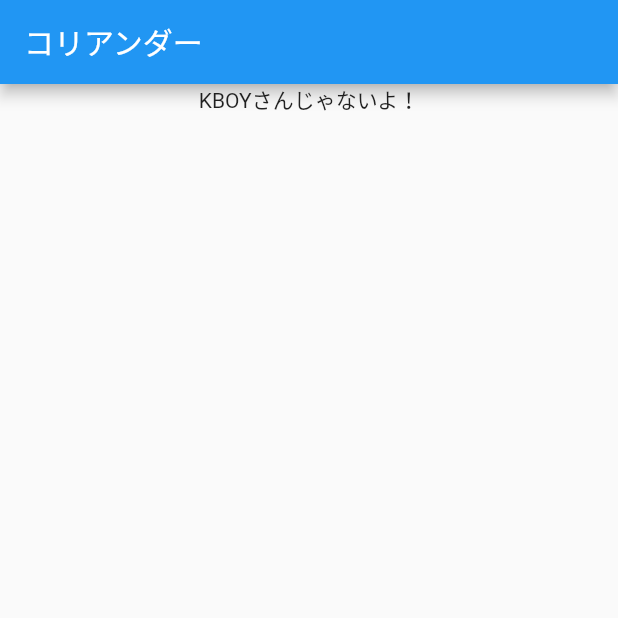
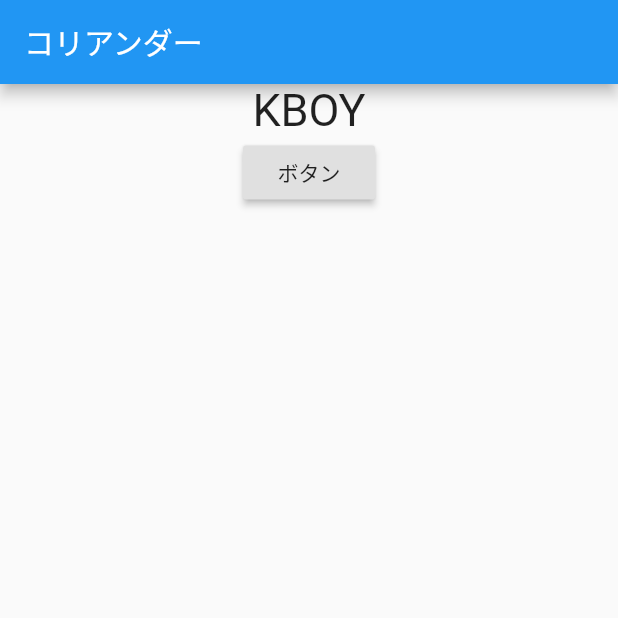
Before and after one commit to hossiiii/Provider, a Flutter app: the screen it shows after launch, on a phone screen of 412 x 824 dp, the top half of it. Run offline on Flutter 3.47's test engine with Material 2 defaults, Android fonts, the phone set to English and light mode, and no system bars.

Commit message:
First Commit

```diff
--- a/lib/main.dart
+++ b/lib/main.dart
@@ -1,24 +1,45 @@
 import 'package:flutter/material.dart';
+import 'package:provider/provider.dart';
+import 'package:provider_app/main_model.dart';
 
 void main() {
   runApp(MyApp());
 }
 
 class MyApp extends StatelessWidget {
+  final String kboyText = 'KBOY';
+
+  @override
   Widget build(BuildContext context) {
     return MaterialApp(
       title: 'Flutter Demo',
-      home: Scaffold(
+      home: ChangeNotifierProvider<MainModel>(
+        create: (_) => MainModel(),
+        child: Scaffold(
           appBar: AppBar(
             title: Text("コリアンダー"),
           ),
-        body: Center(
+          body: Consumer<MainModel>(builder: (context, model, child) {
+              return Center(
                 child: Column(
                   children: <Widget>[
                     Text(
-                'KBOYさんじゃないよ！',
+                      model.kboyText,
+                      style: TextStyle(
+                        fontSize: 30,
+                      ),
+                    ),
+                    RaisedButton(
+                      child: Text('ボタン'),
+                      onPressed:(){
+                        //TODO
+                        model.changeKboyText();
+                      },
                     ),
                   ],
+                ),
+              );
+            }
           ),
         ),
       ),
--- /dev/null
+++ b/lib/main_model.dart
@@ -0,0 +1,10 @@
+import 'package:flutter/material.dart';
+
+class MainModel extends ChangeNotifier {
+  String kboyText = 'KBOY';
+
+  void changeKboyText() {
+    kboyText = 'kboyさんかっこいい!!!';
+    notifyListeners();
+  }
+}
```
Also changed, not shown: pubspec.yaml (+1 -16 lines), pubspec.lock. Lines whose indentation alone changed are shown as unchanged.
